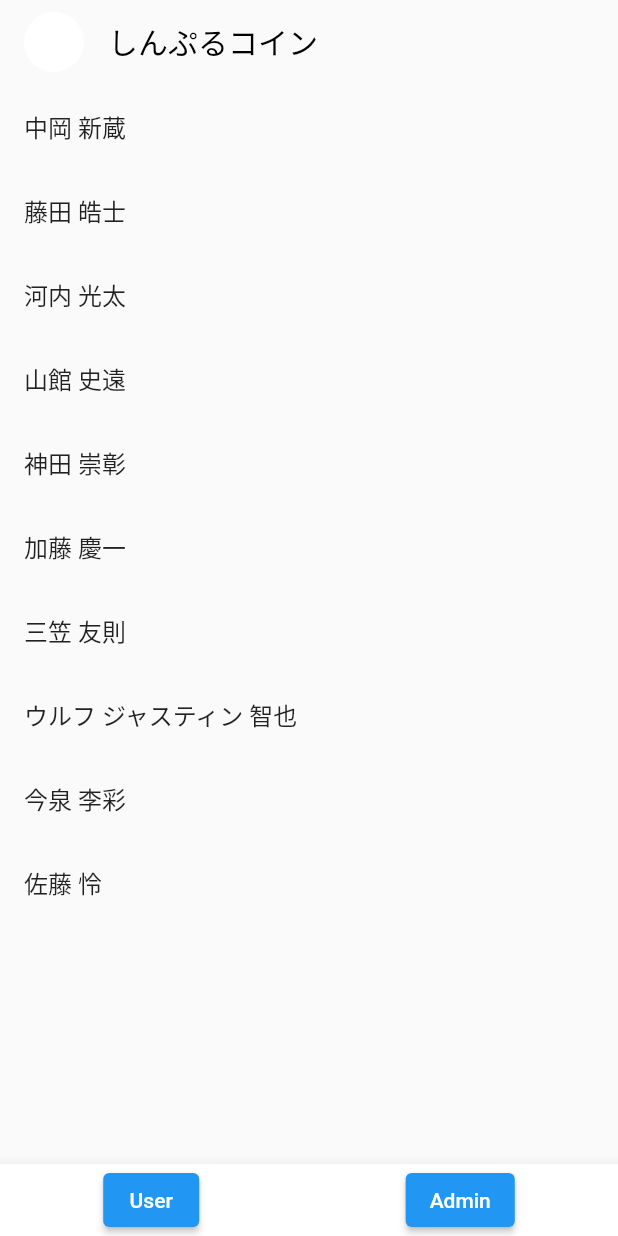
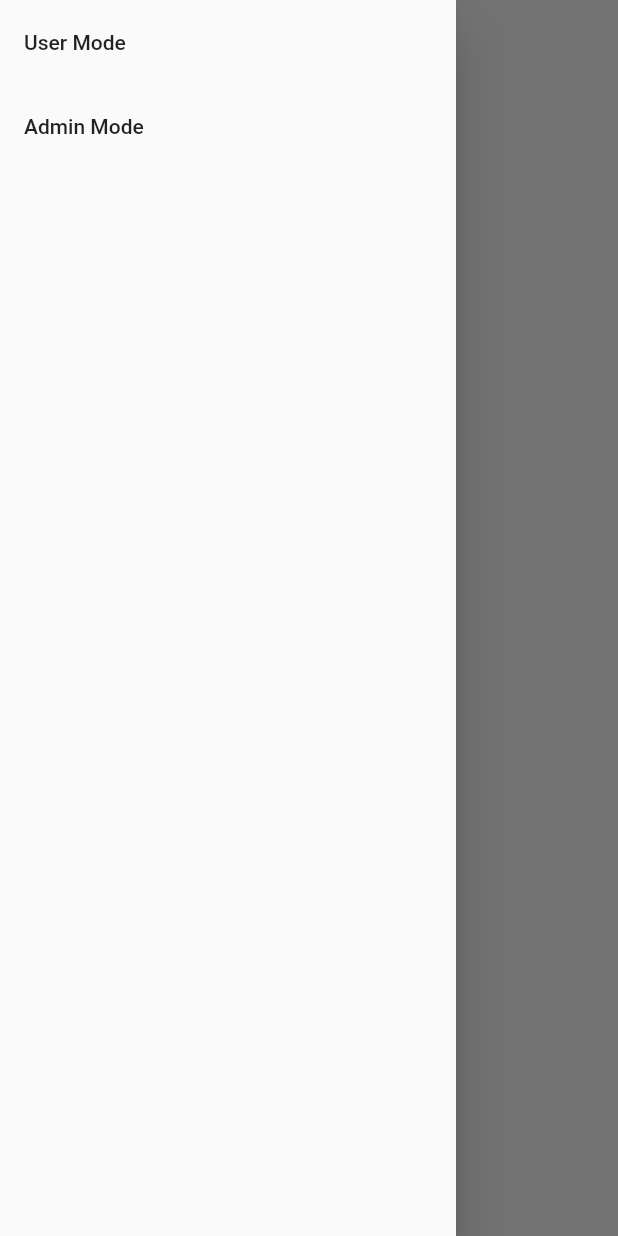
Before and after one commit to shinnkura/simple_coin, a Flutter app: the screen it shows after launch, with the side drawer open (before the commit the screen has no drawer), on a phone screen of 412 x 824 dp. Run offline on Flutter 3.47's test engine with Material 2 defaults, Android fonts, the phone set to English and light mode, and no system bars.

Commit message:
Update：BottomNavbarを削除し、Drawerウィジェットを設定

```diff
--- a/lib/components/custom_bottom_appbar.dart
+++ /dev/null
@@ -1,30 +0,0 @@
-import 'package:flutter/material.dart';
-
-class CustomBottomAppBar extends StatelessWidget {
-  final Function onUserPressed;
-  final Function onAdminPressed;
-
-  const CustomBottomAppBar(
-      {super.key, required this.onUserPressed, required this.onAdminPressed});
-
-  @override
-  Widget build(BuildContext context) {
-    return BottomAppBar(
-      child: Row(
-        mainAxisAlignment: MainAxisAlignment.spaceAround,
-        children: [
-          // User Button
-          ElevatedButton(
-            onPressed: () => onUserPressed(),
-            child: const Text('User'),
-          ),
-          // Admin Button
-          ElevatedButton(
-            onPressed: () => onAdminPressed(),
-            child: const Text('Admin'),
-          ),
-        ],
-      ),
-    );
-  }
-}
--- a/lib/home_screen.dart
+++ b/lib/home_screen.dart
@@ -1,6 +1,5 @@
 import 'package:flutter/material.dart';
 
-import 'components/custom_bottom_appbar.dart';
 import 'models/user.dart';
 import 'screens/user_screen.dart';
 
@@ -26,32 +25,32 @@ class _HomeScreenState extends State<HomeScreen> {
         ),
         backgroundColor: Colors.transparent,
         elevation: 0,
-        leading: Padding(
-          padding: const EdgeInsets.only(left: 16.0),
-          child: InkWell(
-            borderRadius: BorderRadius.circular(30),
-            child: Container(
-              padding: const EdgeInsets.all(2.0),
-              decoration: const BoxDecoration(
-                color: Colors.white,
-                shape: BoxShape.circle,
-              ),
+        iconTheme: const IconThemeData(color: Colors.black),
+      ),
+      drawer: Drawer(
+        child: ListView(
+          children: [
+            ListTile(
+              title: const Text('User Mode'),
+              onTap: () {
+                setState(() {
+                  isAdmin = false;
+                });
+                Navigator.pop(context);
+              },
             ),
-          ),
+            ListTile(
+              title: const Text('Admin Mode'),
+              onTap: () async {
+                await _showPasswordDialog();
+                // ignore: use_build_context_synchronously
+                Navigator.pop(context);
+              },
+            ),
+          ],
         ),
       ),
       body: isAdmin ? buildAdminScreen() : buildUserScreen(),
-      bottomNavigationBar: CustomBottomAppBar(
-        onUserPressed: () {
-          setState(() {
-            isAdmin = false;
-          });
-        },
-        onAdminPressed: () async {
-          // Admin ボタンが押されたときの処理
-          await _showPasswordDialog();
-        },
-      ),
     );
   }
 
```
